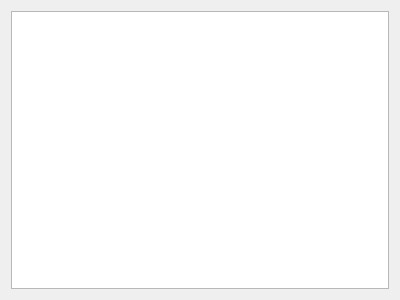
The window that paint.ui (RestonLaurels/Bitmap-editor) describes before a commit, drawn with Qt 5.
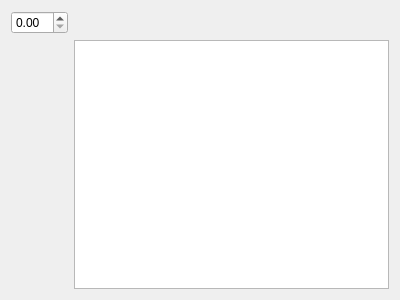
The same window after the commit.

Diff of the .ui file:
```diff
--- a/paint.ui
+++ b/paint.ui
@@ -14,9 +14,12 @@
    <string>Paint</string>
   </property>
   <layout class="QGridLayout" name="gridLayout">
-   <item row="0" column="0">
+   <item row="5" column="1">
     <widget class="QGraphicsView" name="graphicsView"/>
    </item>
+   <item row="0" column="0">
+    <widget class="QDoubleSpinBox" name="doubleSpinBox"/>
+   </item>
   </layout>
  </widget>
  <layoutdefault spacing="6" margin="11"/>
```
